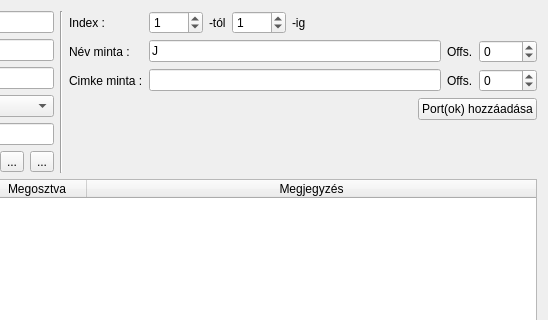
First picture: the form in lv2g/dialogpatchsimple.ui, repository csikfer/lanview2, before the edit; both pictures show x 425 to 973 and y 0 to 320 of the 973 by 474 pixel window.
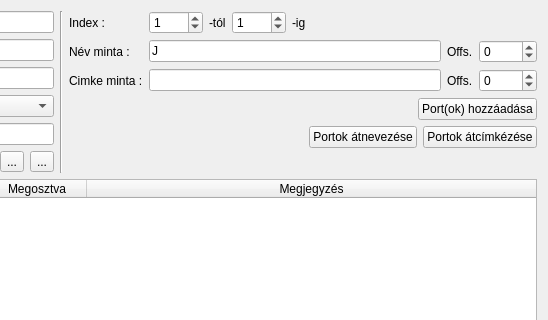
Second picture: the form after the edit. Icons and pictures are not drawn.

What changed in the file:
```diff
--- a/lv2g/dialogpatchsimple.ui
+++ b/lv2g/dialogpatchsimple.ui
@@ -306,6 +306,37 @@
          </item>
         </layout>
        </item>
+       <item row="4" column="1">
+        <layout class="QHBoxLayout" name="horizontalLayout_9">
+         <item>
+          <spacer name="horizontalSpacer_5">
+           <property name="orientation">
+            <enum>Qt::Horizontal</enum>
+           </property>
+           <property name="sizeHint" stdset="0">
+            <size>
+             <width>40</width>
+             <height>20</height>
+            </size>
+           </property>
+          </spacer>
+         </item>
+         <item>
+          <widget class="QPushButton" name="pushButtonPortReName">
+           <property name="text">
+            <string>Portok átnevezése</string>
+           </property>
+          </widget>
+         </item>
+         <item>
+          <widget class="QPushButton" name="pushButtonPortReTag">
+           <property name="text">
+            <string>Portok átcímkézése</string>
+           </property>
+          </widget>
+         </item>
+        </layout>
+       </item>
       </layout>
      </item>
     </layout>
```
